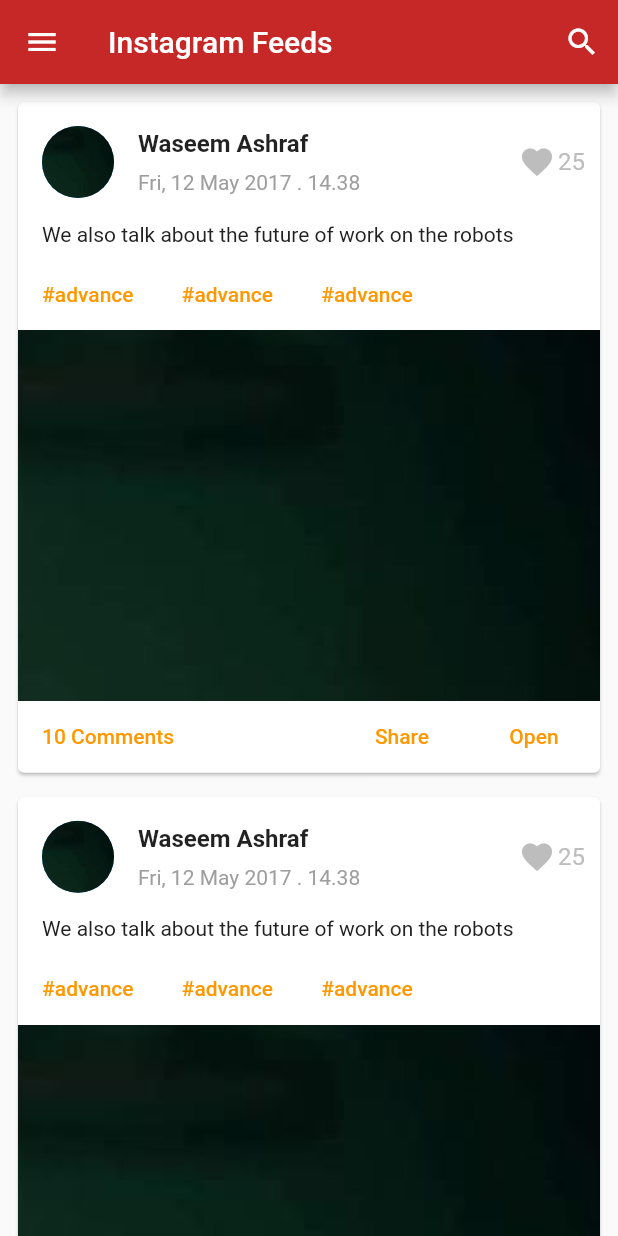
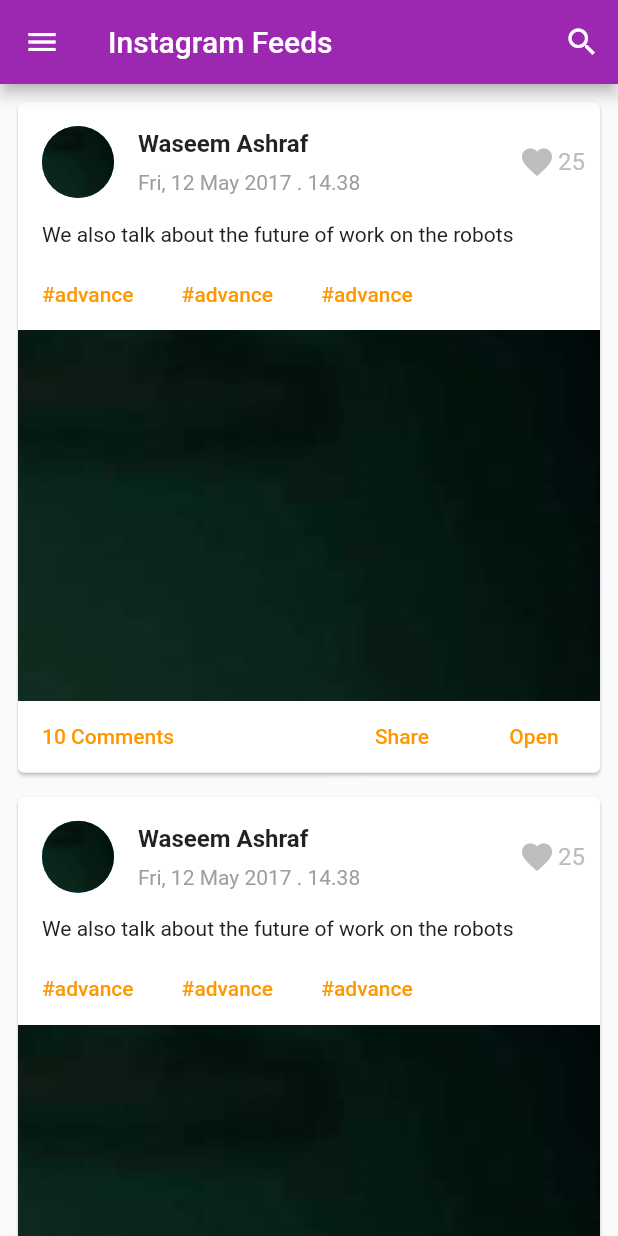
Before and after one commit to WasAsh/news_app, a Flutter app: the InstagramFeedScreen screen opened directly, on a phone screen of 412 x 824 dp. Run offline on Flutter 3.47's test engine with Material 2 defaults, Android fonts, the phone set to English and light mode, and no system bars; our stand-ins replace shared_preferences; missing offline and left inert: page_view_indicator; accounts and stored records are empty.

Commit message:
commit , simple news app

```diff
--- a/lib/utils/app_theme.dart
+++ b/lib/utils/app_theme.dart
@@ -3,7 +3,7 @@ import 'package:flutter/material.dart';
 
 class AppTheme {
   static ThemeData appTheme = ThemeData(
-    primaryColor: Colors.red.shade800 ,
+    primaryColor: Colors.purple ,
 
   ) ;
 }
```
